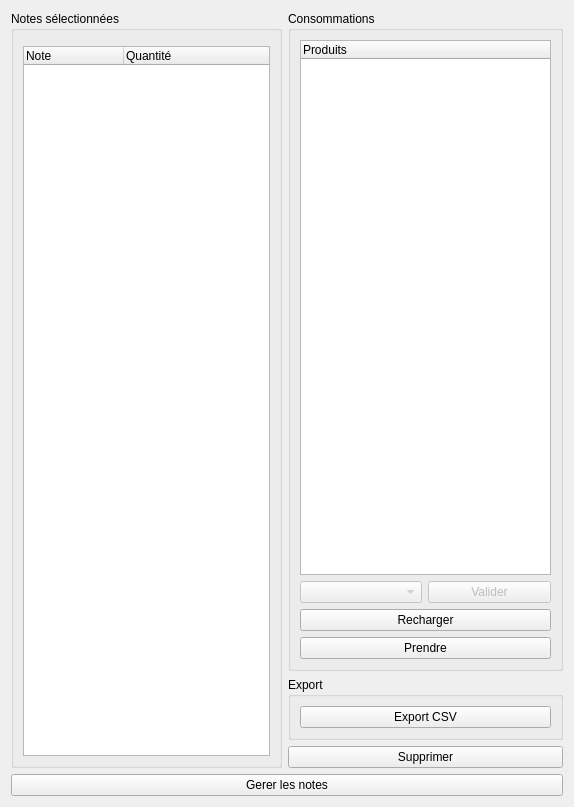
This is application/ui/group_actions_window.ui in nils-van-zuijlen/Enibar as Qt 5 draws it before an edit. The edited form follows.
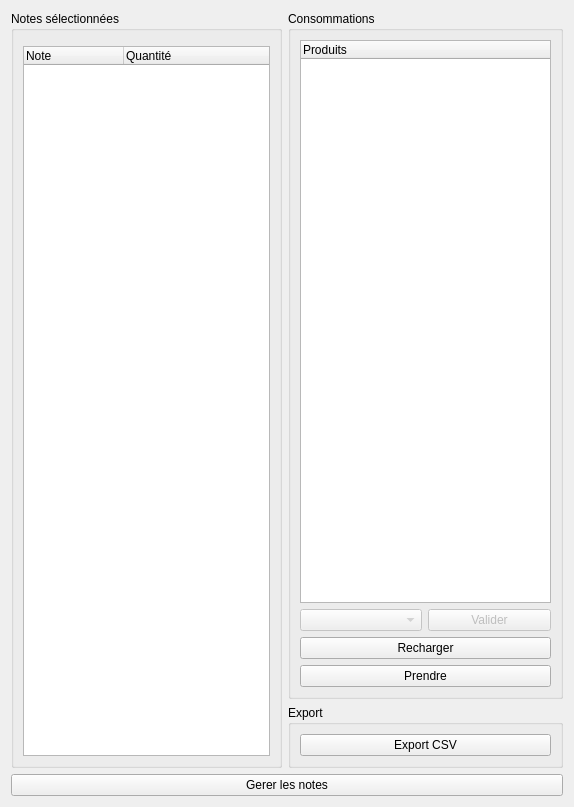
This is the edited form. Custom widgets are drawn as their Qt base class.

Commit message:
Remove the delete button from the group action window.
We couldn't find an use case for it and lena seems to have troubles
understanding what it does.

Fixes #224

```diff
--- a/application/ui/group_actions_window.ui
+++ b/application/ui/group_actions_window.ui
@@ -18,16 +18,6 @@
     <layout class="QGridLayout" name="gridLayout">
      <item row="0" column="2" rowspan="2">
       <layout class="QGridLayout" name="gridLayout_3">
-       <item row="7" column="0" colspan="2">
-        <widget class="QPushButton" name="del_button">
-         <property name="text">
-          <string>Supprimer</string>
-         </property>
-         <property name="autoDefault">
-          <bool>false</bool>
-         </property>
-        </widget>
-       </item>
        <item row="4" column="0" colspan="2">
         <widget class="QGroupBox" name="groupBox_2">
          <property name="sizePolicy">
```
Left out of the diff: 16 changed lines with no effect on the pictures. The commit also changes 1 other file.
